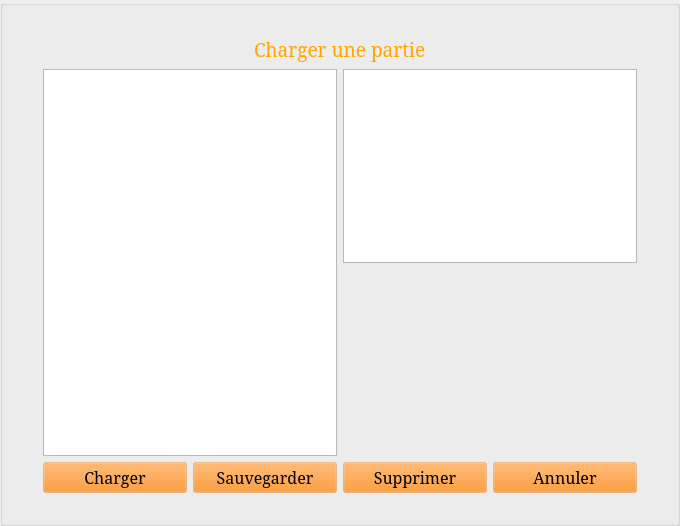
Old version of the form StreetCar/StreetCar/LoadSaveGame.ui in the repository paboccard/Projet_Prog_Jeu.
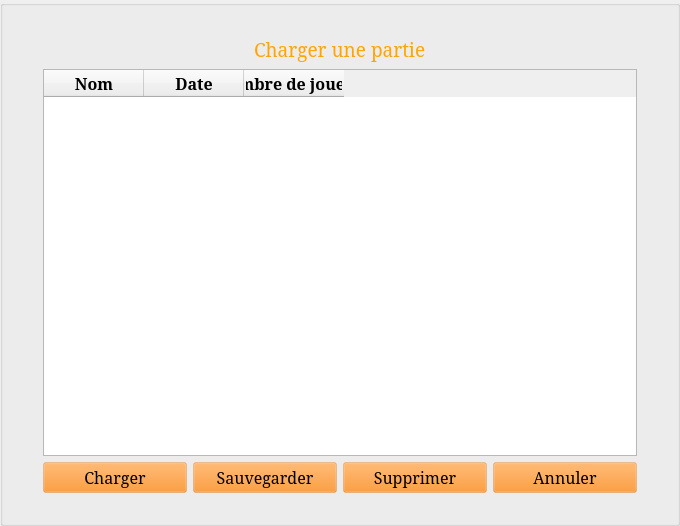
New version of the form. Icons and pictures are not drawn.

```diff
--- a/StreetCar/StreetCar/LoadSaveGame.ui
+++ b/StreetCar/StreetCar/LoadSaveGame.ui
@@ -114,27 +114,74 @@
       <item>
        <layout class="QHBoxLayout" name="horizontalLayout_2">
         <item>
-         <widget class="QTableView" name="tableView"/>
-        </item>
-        <item>
-         <layout class="QVBoxLayout" name="verticalLayout_2">
-          <item>
-           <widget class="QListView" name="listView"/>
-          </item>
-          <item>
-           <spacer name="verticalSpacer">
-            <property name="orientation">
-             <enum>Qt::Vertical</enum>
-            </property>
-            <property name="sizeHint" stdset="0">
-             <size>
-              <width>20</width>
-              <height>40</height>
-             </size>
-            </property>
-           </spacer>
-          </item>
-         </layout>
+         <widget class="QTableWidget" name="tableWidget">
+          <attribute name="horizontalHeaderMinimumSectionSize">
+           <number>70</number>
+          </attribute>
+          <attribute name="verticalHeaderVisible">
+           <bool>false</bool>
+          </attribute>
+          <column>
+           <property name="text">
+            <string>Nom</string>
+           </property>
+           <property name="font">
+            <font>
+             <family>Serif</family>
+             <pointsize>12</pointsize>
+             <weight>75</weight>
+             <bold>true</bold>
+            </font>
+           </property>
+           <property name="background">
+            <color>
+             <red>255</red>
+             <green>150</green>
+             <blue>0</blue>
+            </color>
+           </property>
+          </column>
+          <column>
+           <property name="text">
+            <string>Date</string>
+           </property>
+           <property name="font">
+            <font>
+             <family>Serif</family>
+             <pointsize>12</pointsize>
+             <weight>75</weight>
+             <bold>true</bold>
+            </font>
+           </property>
+           <property name="background">
+            <color>
+             <red>255</red>
+             <green>150</green>
+             <blue>0</blue>
+            </color>
+           </property>
+          </column>
+          <column>
+           <property name="text">
+            <string>Nombre de joueurs</string>
+           </property>
+           <property name="font">
+            <font>
+             <family>Serif</family>
+             <pointsize>12</pointsize>
+             <weight>75</weight>
+             <bold>true</bold>
+            </font>
+           </property>
+           <property name="background">
+            <color>
+             <red>255</red>
+             <green>150</green>
+             <blue>0</blue>
+            </color>
+           </property>
+          </column>
+         </widget>
         </item>
        </layout>
       </item>
```
Left out of the diff: 11 changed lines with no effect on the pictures.
